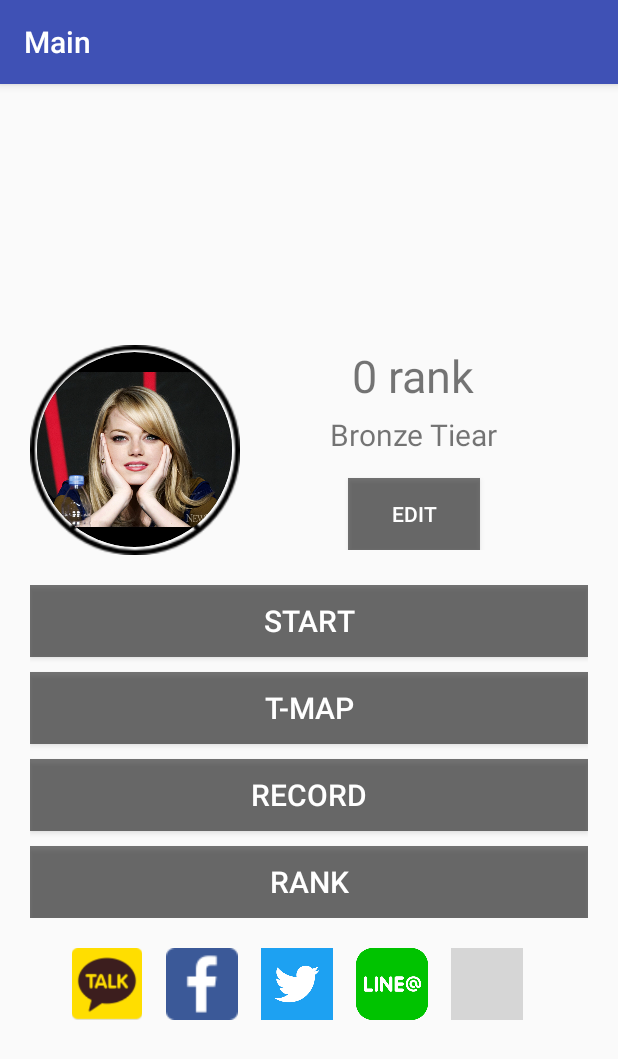
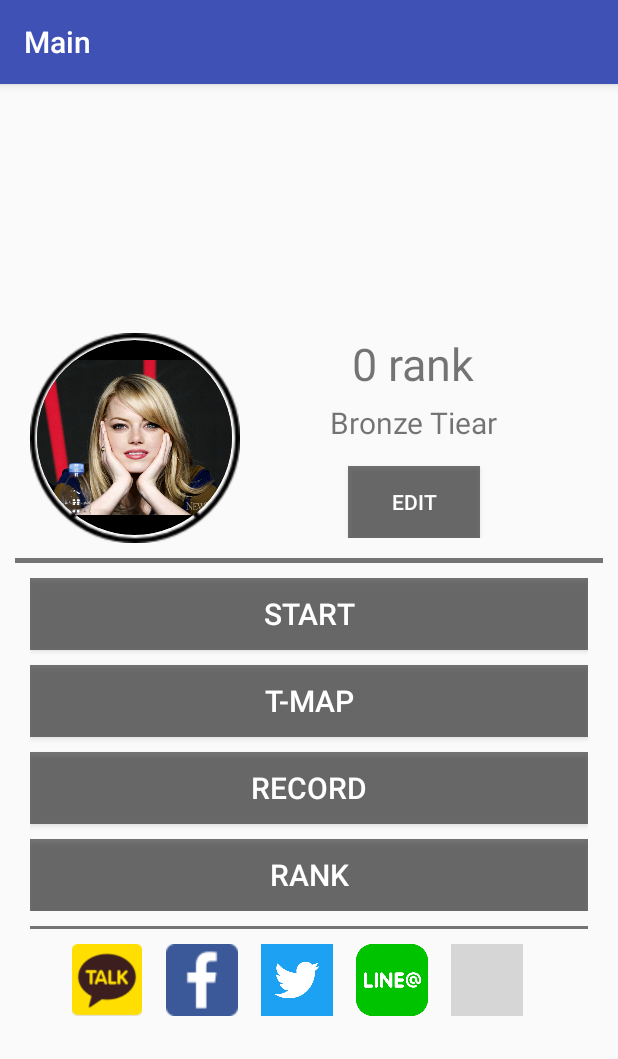
Before and after one commit to 1hanhb/Racing3, an Android app: the MainActivity screen opened directly, with no data from a screen before it, on a phone screen of 412 x 824 dp. Shown: the top 1059 px of the screen. Run offline under Robolectric (Android 15) with nearby library versions, the phone set to English and light mode, and no system bars; libraries missing offline, so code that uses them is left out: com.facebook, com.facebook.appevents, com.facebook.share, com.kakao.kakaolink, com.kakao.util; 2 statements that could not run were skipped; grey boxes are pictures that could not be loaded.

Commit message:
2017.04.07 프로필 사진 완료 + 로딩화면 추가 2017.04.08 이미지 겹치기 추가 2017.04.09 트위터 라인 인스타 공유 추가

```diff
--- a/app/src/main/java/com/example/munak/comptest/MainActivity.java
+++ b/app/src/main/java/com/example/munak/comptest/MainActivity.java
@@ -49,6 +49,7 @@ public class MainActivity extends AppCompatActivity {
         super.onCreate(savedInstanceState);
         setContentView(R.layout.activity_main);
 
+        //Edit Button Click Event
         Button mainEditButton = (Button) findViewById(R.id.mainEditButton);
         mainEditButton.setOnClickListener(new View.OnClickListener() {
             @Override
@@ -58,6 +59,16 @@ public class MainActivity extends AppCompatActivity {
             }
         });
 
+        //Start Button Click Event
+        Button mainStartButton = (Button) findViewById(R.id.mainStartButton);
+        mainStartButton.setOnClickListener(new View.OnClickListener() {
+            @Override
+            public void onClick(View view) {
+
+            }
+        });
+
+        //Tmap Button Click Event
         Button mainTmapButton = (Button) findViewById(R.id.mainTmapButton);
         mainTmapButton.setOnClickListener(new View.OnClickListener() {
             @Override
@@ -72,6 +83,27 @@ public class MainActivity extends AppCompatActivity {
             }
         });
 
+        //Record Button Click Event
+        Button mainRecordButton = (Button) findViewById(R.id.mainRecordButton);
+        mainRecordButton.setOnClickListener(new View.OnClickListener() {
+            @Override
+            public void onClick(View view) {
+                Intent intent2 = new Intent(MainActivity.this, RecordActivity.class);
+                startActivity(intent2);
+            }
+        });
+
+        //Rank Button Click Event
+        Button mainRankButton = (Button) findViewById(R.id.mainRankButton);
+        mainRankButton.setOnClickListener(new View.OnClickListener() {
+            @Override
+            public void onClick(View view) {
+                Intent intent3 = new Intent(MainActivity.this, RankActivity.class);
+                startActivity(intent3);
+            }
+        });
+
+        //Twitter Button Click Event
         ImageButton mainTwitter = (ImageButton) findViewById(R.id.mainTwitter);
         mainTwitter.setOnClickListener(new View.OnClickListener() {
             @Override
@@ -80,6 +112,7 @@ public class MainActivity extends AppCompatActivity {
             }
         });
 
+        //Line Button Click Event
         ImageButton mainLine = (ImageButton) findViewById(R.id.mainLine);
         mainLine.setOnClickListener(new View.OnClickListener() {
             @Override
@@ -88,6 +121,7 @@ public class MainActivity extends AppCompatActivity {
             }
         });
 
+        //Instagram Button Click Event
         ImageButton mainInstagram = (ImageButton) findViewById(R.id.mainInstagram);
         mainInstagram.setOnClickListener(new View.OnClickListener() {
             @Override
@@ -95,7 +129,6 @@ public class MainActivity extends AppCompatActivity {
                 shareInstagram();
             }
         });
-
 
         FacebookSdk.sdkInitialize(getApplicationContext());
         AppEventsLogger.activateApp(this);
@@ -105,6 +138,7 @@ public class MainActivity extends AppCompatActivity {
         profile.setClipToOutline(true);
     }
 
+    //Kakao Button Click Event
     public void shareKakao(View v) {
         try {
             final KakaoLink kakaoLink = KakaoLink.getKakaoLink(this);
@@ -125,6 +159,7 @@ public class MainActivity extends AppCompatActivity {
         }
     }
 
+    //Facebook Button Click Event
     public void shareFacebook(View v)
     {
         ShareLinkContent content = new ShareLinkContent.Builder()
--- a/app/src/main/res/layout/activity_main.xml
+++ b/app/src/main/res/layout/activity_main.xml
@@ -8,10 +8,9 @@
     <LinearLayout
         android:layout_width="match_parent"
         android:layout_height="wrap_content"
-        android:layout_marginTop="30dp"
+        android:layout_marginTop="20dp"
         android:layout_marginLeft="20dp"
         android:layout_marginRight="20dp"
-        android:layout_marginBottom="20dp"
         android:gravity="left"
         android:orientation="horizontal">
 
@@ -68,12 +67,17 @@
 
     </LinearLayout>
 
+    <View
+        android:layout_width="match_parent"
+        android:layout_height="3dp"
+        android:layout_margin="10dp"
+        android:background="#88000000"/>
+
     <LinearLayout
         android:layout_width="match_parent"
         android:layout_height="wrap_content"
         android:layout_marginLeft="20dp"
         android:layout_marginRight="20dp"
-        android:layout_marginBottom="20dp"
         android:gravity="center"
         android:orientation="vertical">
 
@@ -98,6 +102,7 @@
             android:background="#88000000"/>
 
         <Button
+            android:id="@+id/mainRecordButton"
             android:layout_width="match_parent"
             android:layout_height="wrap_content"
             android:layout_marginBottom="10dp"
@@ -107,16 +112,23 @@
             android:background="#88000000"/>
 
         <Button
+            android:id="@+id/mainRankButton"
             android:layout_width="match_parent"
             android:layout_height="wrap_content"
             android:text="Rank"
             android:textSize="20dp"
             android:textColor="#FFffffff"
             android:background="#88000000"/>
+    </LinearLayout>
 
-
-
-    </LinearLayout>
+    <View
+        android:layout_width="match_parent"
+        android:layout_height="2dp"
+        android:layout_marginLeft="20dp"
+        android:layout_marginRight="20dp"
+        android:layout_marginBottom="10dp"
+        android:layout_marginTop="10dp"
+        android:background="#88000000"/>
 
     <LinearLayout
         android:layout_width="match_parent"
```
Also changed, not shown: app/src/main/AndroidManifest.xml (+28 -21 lines), app/src/main/java/com/example/munak/comptest/RankActivity.java (added, +17 -0 lines), app/src/main/java/com/example/munak/comptest/RecordActivity.java (added, +18 -0 lines), app/src/main/res/layout/activity_rank.xml (added, +14 -0 lines), app/src/main/res/layout/activity_record.xml (added, +15 -0 lines).
